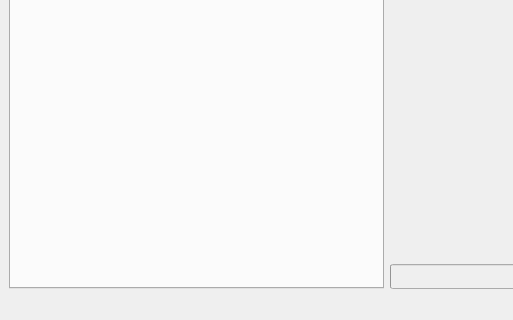
The window that fimui/ui_fimwindow.ui (fncnt/fimrecorder) describes before a commit, drawn with Qt 5; both pictures show x 0 to 513 and y 280 to 600 of the 900 by 600 pixel window.
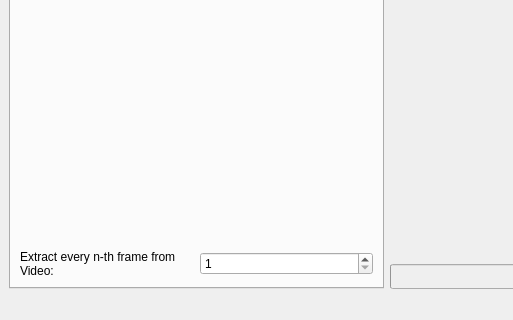
The same window after the commit. The open tabs and pages were chosen to show the change. Icons and pictures are not drawn.

Commit message: Update UI to include Setting for extracting every n-th frame.

```diff
--- a/fimui/ui_fimwindow.ui
+++ b/fimui/ui_fimwindow.ui
@@ -376,6 +376,32 @@
           </property>
          </widget>
         </item>
+        <item row="5" column="0">
+         <widget class="QLabel" name="FramesModuloLabel">
+          <property name="toolTip">
+           <string>How many frames do you want to include when extracting frames from a video file?</string>
+          </property>
+          <property name="text">
+           <string>Extract every n-th frame from Video:</string>
+          </property>
+          <property name="wordWrap">
+           <bool>true</bool>
+          </property>
+         </widget>
+        </item>
+        <item row="5" column="2">
+         <widget class="QSpinBox" name="FramesModuloSpinBox">
+          <property name="toolTip">
+           <string>Choosing a value corresponding to the frame rate of your file results in extracting one frame every second of the video.</string>
+          </property>
+          <property name="minimum">
+           <number>1</number>
+          </property>
+          <property name="maximum">
+           <number>100000</number>
+          </property>
+         </widget>
+        </item>
        </layout>
       </widget>
      </widget>
```
Left out of the diff: 80 changed lines with no effect on the pictures. The commit also changes 1 other file.
